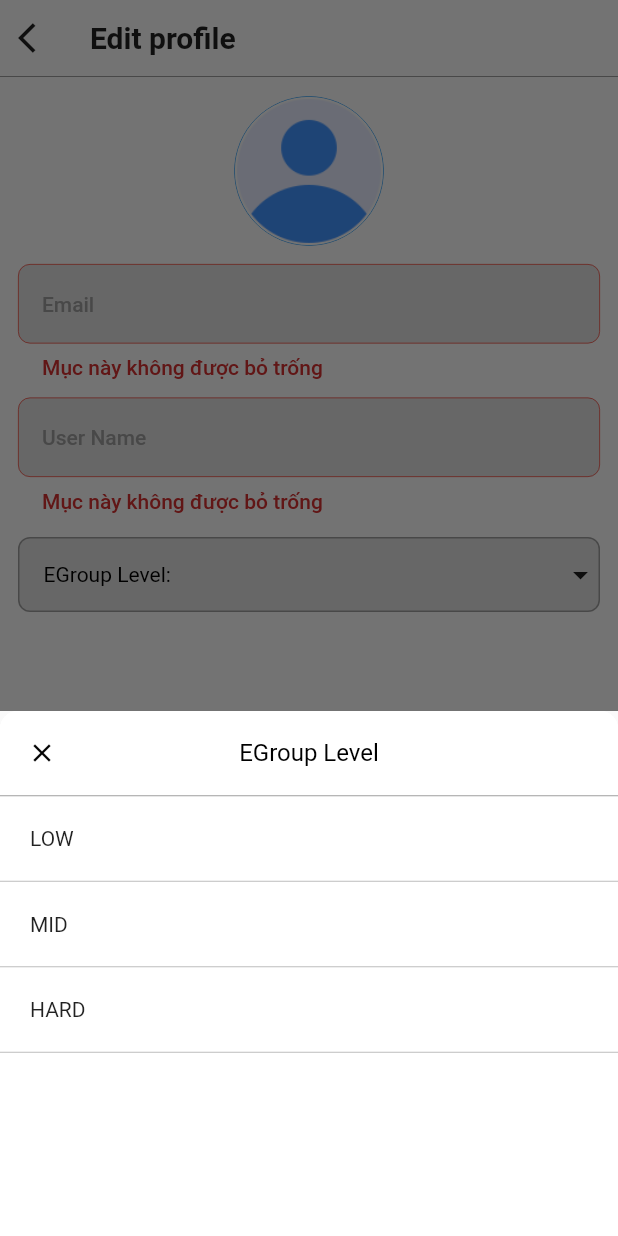
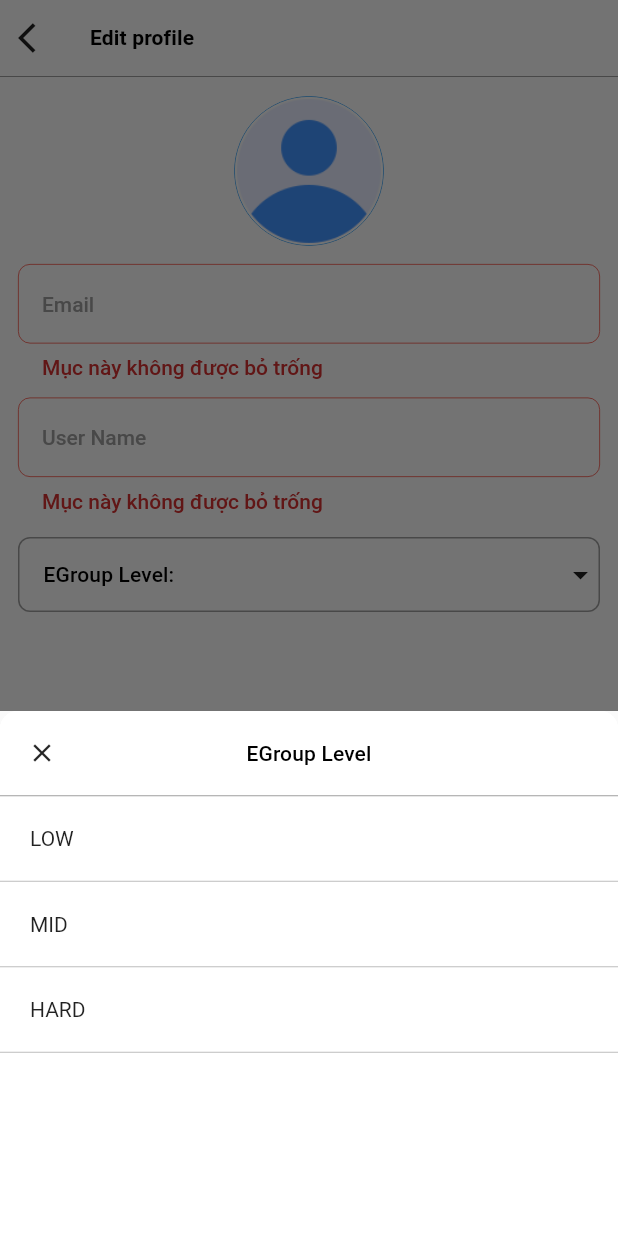
Before and after one commit to BuiSonG-Store/learn_english, a Flutter app: the EditProfile screen opened by its route, after a tap on "Xong", after a tap on "EGroup Level:", on a phone screen of 412 x 824 dp. Run offline on Flutter 3.47's test engine with Material 2 defaults, Android fonts, the phone set to English and light mode, and no system bars; our stand-ins replace another_flushbar, bottom_navy_bar, dartx, equatable, flex_color_scheme, flutter_hooks and 17 more; missing offline and left inert: flutter_portal, list_tile_switch, real_volume, slideparty_playboard_utils, slideparty_socket, soundpool; accounts and stored records are empty; project files that could hold a hidden picture were left out.

Commit message:
commit theme

```diff
--- a/lib/provider/loading_provider.dart
+++ b/lib/provider/loading_provider.dart
@@ -1,7 +1,6 @@
 import 'package:flutter/material.dart';
 
 class LoadingProvider extends ChangeNotifier {
-
   factory LoadingProvider() => _instance;
 
   LoadingProvider._();
@@ -12,9 +11,9 @@ class LoadingProvider extends ChangeNotifier {
 
   bool loading = false;
 
-  void onShowLoading(bool showLoading)async{
+  void onShowLoading(bool showLoading) async {
     loading = showLoading;
-    await Future.delayed(Duration(milliseconds: 50));
+    await Future.delayed(const Duration(milliseconds: 50));
     notifyListeners();
   }
 }
--- a/lib/view/screens/edit_profile/edit_profile.dart
+++ b/lib/view/screens/edit_profile/edit_profile.dart
@@ -1,5 +1,4 @@
 import 'package:flutter/material.dart';
-import 'package:learn_english/common/constants/icons_const.dart';
 import 'package:learn_english/common/constants/string_const.dart';
 import 'package:learn_english/common/global_app_cache/global_app_cache.dart';
 import 'package:learn_english/common/local/local_app.dart';
@@ -9,7 +8,6 @@ import 'package:learn_english/injector/injector_container.dart';
 import 'package:learn_english/provider/profile_provider.dart';
 import 'package:learn_english/router/routing-name.dart';
 import 'package:learn_english/view/screens/edit_profile/widgets/edit_profile_egroup_level.dart';
-import 'package:learn_english/view/widgets/bottom_sheet_container.dart';
 import 'package:learn_english/view/widgets/custom_button_text.dart';
 import 'package:learn_english/view/widgets/custom_text_field.dart';
 
@@ -32,8 +30,7 @@ class _EditProfileState extends State<EditProfile> {
 
   @override
   void initState() {
-    userNameController.text =
-        injector<LocalApp>().getStorage(StringConst.userName);
+    userNameController.text = injector<LocalApp>().getStorage(StringConst.userName);
     _eGroupLevel = injector<LocalApp>().getStorage(StringConst.level);
     emailController.text = injector<LocalApp>().getStorage(StringConst.email);
     super.initState();
@@ -109,9 +106,7 @@ class _EditProfileState extends State<EditProfile> {
                       hintText: "Email",
                       onValidate: ValidateUtil.validEmpty,
                       readOnly: true,
-                      style: TextStyle(
-                        color: Colors.grey,
-                      ),
+                      style: const TextStyle(color: Colors.grey),
                     ),
                     const SizedBox(height: 12),
                     CustomTextField(
@@ -124,35 +119,28 @@ class _EditProfileState extends State<EditProfile> {
                       onTap: _onSelectEGroup,
                       child: Container(
                         width: double.infinity,
-                        margin: EdgeInsets.only(top: 16),
+                        margin: const EdgeInsets.only(top: 16),
                         height: 50,
                         decoration: BoxDecoration(
-                            borderRadius: BorderRadius.circular(8),
-                            color: Colors.grey[300],
-                            border: Border.all(color: Colors.grey)),
+                            borderRadius: BorderRadius.circular(8), border: Border.all(color: Colors.grey)),
                         child: Row(
                           children: [
                             Expanded(
                               child: Padding(
-                                padding:
-                                    const EdgeInsets.symmetric(horizontal: 16),
-                                child: Text.rich(TextSpan(children: [
+                                padding: const EdgeInsets.symmetric(horizontal: 16),
+                                child: Text.rich(
                                   TextSpan(
-                                      text: 'EGroup Level: ',
-                                      style: TextStyle(
-                                        color: Colors.black,
-                                      )),
-                                  TextSpan(
-                                      text: _eGroupLevel != null
-                                          ? '$_eGroupLevel'
-                                          : '',
-                                      style: TextStyle(
-                                        color: Colors.blue,
-                                      )),
-                                ])),
+                                    children: [
+                                      TextSpan(text: 'EGroup Level: ', style: Theme.of(context).textTheme.titleSmall),
+                                      TextSpan(
+                                          text: _eGroupLevel != null ? '$_eGroupLevel' : '',
+                                          style: Theme.of(context).textTheme.titleSmall),
+                                    ],
+                                  ),
+                                ),
                               ),
                             ),
-                            Icon(Icons.arrow_drop_down),
+                            const Icon(Icons.arrow_drop_down),
                           ],
                         ),
                       ),
@@ -164,11 +152,13 @@ class _EditProfileState extends State<EditProfile> {
           ],
         ),
       ),
-      bottomNavigationBar: Padding(
-        padding: const EdgeInsets.all(12.0),
-        child: CustomButtonText(
-          onTab: _onUpdate,
-          text: 'Xong',
+      bottomNavigationBar: SafeArea(
+        child: Padding(
+          padding: const EdgeInsets.symmetric(horizontal: 20, vertical: 40),
+          child: CustomButtonText(
+            onTab: _onUpdate,
+            text: 'Xong',
+          ),
         ),
       ),
     );
@@ -203,17 +193,14 @@ class _EditProfileState extends State<EditProfile> {
                 child: GridView.builder(
                   shrinkWrap: true,
                   gridDelegate: const SliverGridDelegateWithFixedCrossAxisCount(
-                      crossAxisCount: 3,
-                      childAspectRatio: 0.7,
-                      crossAxisSpacing: 0.8),
+                      crossAxisCount: 3, childAspectRatio: 0.7, crossAxisSpacing: 0.8),
                   scrollDirection: Axis.vertical,
                   itemCount: ImageConst.listAvt.length,
                   itemBuilder: (context, index) => Padding(
                     padding: const EdgeInsets.all(8.0),
                     child: GestureDetector(
                       onTap: () async {
-                        await injector<LocalApp>().saveStringStorage(
-                            StringConst.avt, ImageConst.listAvt[index]);
+                        await injector<LocalApp>().saveStringStorage(StringConst.avt, ImageConst.listAvt[index]);
                         setState(() {});
                       },
                       child: Image.asset(
--- a/lib/view/widgets/bottom_sheet_container.dart
+++ b/lib/view/widgets/bottom_sheet_container.dart
@@ -21,12 +21,12 @@ class BottomSheetContainer extends StatelessWidget {
     return Container(
       width: double.infinity,
       height: double.infinity,
-      decoration: const BoxDecoration(
-        borderRadius: BorderRadius.only(
+      decoration: BoxDecoration(
+        borderRadius: const BorderRadius.only(
           topLeft: Radius.circular(12.0),
           topRight: Radius.circular(12.0),
         ),
-        color: Colors.white,
+        color: Theme.of(context).backgroundColor,
       ),
       child: Column(
         children: [
@@ -41,11 +41,9 @@ class BottomSheetContainer extends StatelessWidget {
             child: Container(
               width: double.infinity,
               height: 56,
-              decoration: const BoxDecoration(
-                  color: Colors.white,
-                  borderRadius: BorderRadius.only(
-                      topRight: Radius.circular(12),
-                      topLeft: Radius.circular(12))),
+              decoration: BoxDecoration(
+                  color: Theme.of(context).backgroundColor,
+                  borderRadius: const BorderRadius.only(topRight: Radius.circular(12), topLeft: Radius.circular(12))),
               child: Row(
                 children: [
                   Container(
@@ -60,13 +58,12 @@ class BottomSheetContainer extends StatelessWidget {
                         child: Icon(
                       Icons.close,
                       size: 20,
-                      color: Colors.black,
                     )),
                   ),
                   Expanded(
                     child: Text(
                       title ?? '',
-                      style: TextStyle(color: Colors.black, fontSize: 16),
+                      style: Theme.of(context).textTheme.titleSmall,
                       textAlign: TextAlign.center,
                     ),
                   ),
@@ -87,7 +84,7 @@ class BottomSheetContainer extends StatelessWidget {
                       child: Center(
                           child: Text(
                         textButtonRight ?? '',
-                        style: TextStyle(color: Colors.blue),
+                        style: const TextStyle(color: Colors.blue),
                       )),
                     ),
                   )
@@ -95,7 +92,7 @@ class BottomSheetContainer extends StatelessWidget {
               ),
             ),
           ),
-          Divider(height: 1, color: Colors.grey),
+          const Divider(height: 1, color: Colors.grey),
           Expanded(child: child ?? const SizedBox()),
         ],
       ),
--- a/lib/view/widgets/custom_appbar.dart
+++ b/lib/view/widgets/custom_appbar.dart
@@ -1,4 +1,3 @@
-
 import 'package:flutter/material.dart';
 
 class CustomAppbar extends StatelessWidget {
@@ -44,7 +43,7 @@ class CustomAppbar extends StatelessWidget {
                 Expanded(
                   child: Text(
                     title,
-                    style: Theme.of(context).textTheme.headline6?.copyWith(fontWeight: FontWeight.w700),
+                    style: Theme.of(context).textTheme.titleSmall?.copyWith(fontWeight: FontWeight.w700),
                   ),
                 ),
                 haveIcon1
--- a/lib/view/widgets/custom_text_field.dart
+++ b/lib/view/widgets/custom_text_field.dart
@@ -72,7 +72,7 @@ class CustomTextField extends StatelessWidget {
           filled: true,
           suffixIcon: suffixIcon,
           prefixIcon: prefixIcon,
-          fillColor: Theme.of(context).dividerColor.withOpacity(0.1),
+          fillColor: Theme.of(context).backgroundColor.withOpacity(0.1),
           hintStyle: hintStyle ?? Theme.of(context).textTheme.bodyText1?.copyWith(color: Colors.grey),
           errorStyle: Theme.of(context).textTheme.bodyText1?.copyWith(color: Theme.of(context).errorColor),
           focusedBorder: OutlineInputBorder(
```
Also changed, not shown: lib/common/network/client.dart (+18 -32 lines), lib/provider/create_account_provider.dart (+11 -14 lines), lib/view/screens/chat/chat_main.dart (+2 -31 lines), lib/view/screens/home/home_screen.dart (+2 -5 lines), lib/view/screens/home/widgets/course.dart (+9 -6 lines), lib/view/screens/question_screen/question_screen.dart (+21 -52 lines).
